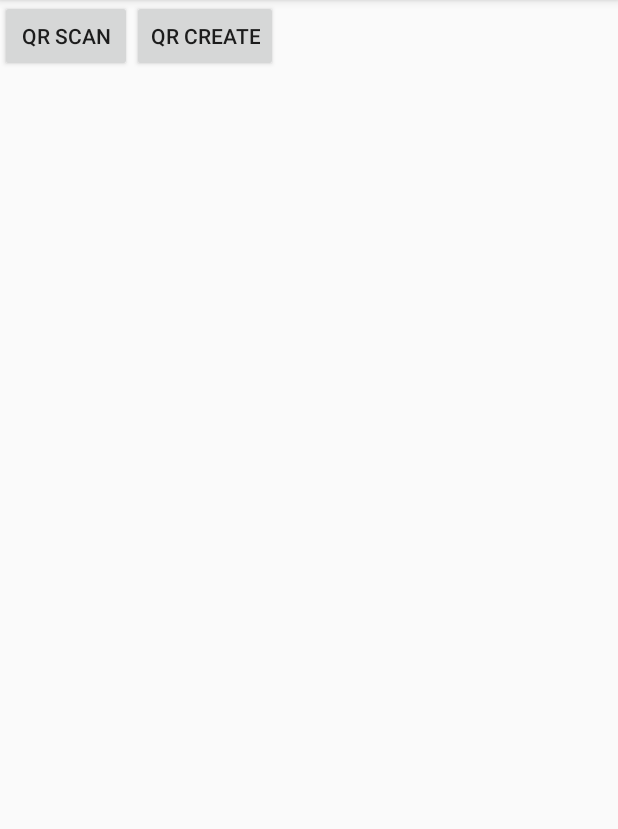
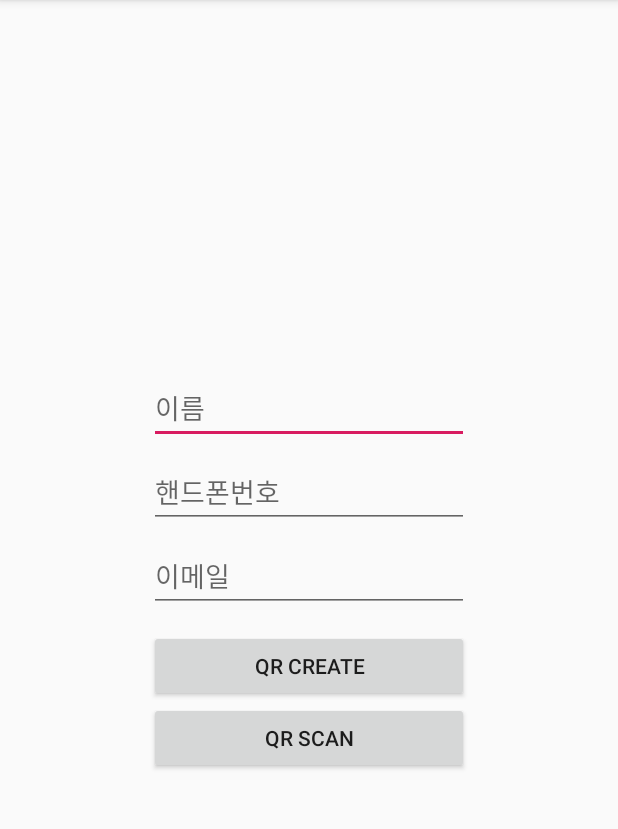
Before and after one commit to won-dragon/demo-qrcode, an Android app: the screen it shows after launch (MainActivity), on a phone screen of 412 x 824 dp, the part 84-913 px from its top. Run offline under Robolectric (Android 15) with nearby library versions, the phone set to English and light mode, and no system bars.

Commit message:
1차 demo 완성

```diff
--- a/app/src/main/java/com/example/myapplication/CreateQR.java
+++ b/app/src/main/java/com/example/myapplication/CreateQR.java
@@ -1,18 +1,15 @@
 package com.example.myapplication;
 
+import android.content.Intent;
 import android.graphics.Bitmap;
-import android.util.Log;
 import android.widget.ImageView;
-import android.widget.Toast;
 import androidx.appcompat.app.AppCompatActivity;
 import android.os.Bundle;
-import com.example.myapplication.service.RestService;
 import com.google.zxing.BarcodeFormat;
 import com.google.zxing.MultiFormatWriter;
 import com.google.zxing.common.BitMatrix;
 import com.journeyapps.barcodescanner.BarcodeEncoder;
-import org.json.JSONException;
-import org.json.JSONObject;
+
 
 public class CreateQR extends AppCompatActivity {
 
@@ -25,7 +22,14 @@ public class CreateQR extends AppCompatActivity {
         setContentView(R.layout.activity_create_qr);
 
         iv = (ImageView)findViewById(R.id.qrcode);
-        text = "shiuser/010-1234-1234/shi-user@shi-ict.com";
+
+        Intent intent = getIntent(); /*데이터 수신*/
+
+        String userName = intent.getExtras().getString("userName");
+        String userHp = intent.getExtras().getString("userHp");
+        String userEmail = intent.getExtras().getString("userEmail");
+
+        text = userName + "/" + userHp + "/" + userEmail;
 
         MultiFormatWriter multiFormatWriter = new MultiFormatWriter();
         try{
@@ -34,18 +38,8 @@ public class CreateQR extends AppCompatActivity {
             Bitmap bitmap = barcodeEncoder.createBitmap(bitMatrix);
             iv.setImageBitmap(bitmap);
 
-            // Post Action
-            new Thread(new Runnable() {
-                @Override
-                public void run() {
-                    execute(text);
-                }
-            }).start();
         }catch (Exception e){}
     }
 
-        private void execute(String text){
-            RestService restService = new RestService();
-            restService.postAction("/user-info/users",text);
-        }
+
 }
--- a/app/src/main/java/com/example/myapplication/MainActivity.java
+++ b/app/src/main/java/com/example/myapplication/MainActivity.java
@@ -3,12 +3,20 @@ package com.example.myapplication;
 import android.content.Intent;
 import android.view.View;
 import android.widget.Button;
+import android.widget.EditText;
 import androidx.appcompat.app.AppCompatActivity;
 import android.os.Bundle;
+
+import java.util.ArrayList;
+import java.util.List;
 
 public class MainActivity extends AppCompatActivity {
     private Button createQRButton;
     private Button scanQRButton;
+
+    private EditText userName;
+    private EditText userHp;
+    private EditText userEmail;
 
     @Override
     protected void onCreate(Bundle savedInstanceState) {
@@ -18,9 +26,16 @@ public class MainActivity extends AppCompatActivity {
         createQRButton = (Button) findViewById(R.id.createQR);
         scanQRButton = (Button) findViewById(R.id.scanQR);
 
+        userName = (EditText) findViewById(R.id.infoName);
+        userHp = (EditText) findViewById(R.id.infoHp);
+        userEmail = (EditText) findViewById(R.id.infoEmail);
+
         createQRButton.setOnClickListener(new View.OnClickListener(){
             public void onClick(View v){
                 Intent intent = new Intent(MainActivity.this, CreateQR.class);
+                intent.putExtra("userName",userName.getText().toString());
+                intent.putExtra("userHp",userHp.getText().toString());
+                intent.putExtra("userEmail",userEmail.getText().toString());
                 startActivity(intent);
             }
         });
--- a/app/src/main/java/com/example/myapplication/ScanQR.java
+++ b/app/src/main/java/com/example/myapplication/ScanQR.java
@@ -4,6 +4,7 @@ import android.content.Intent;
 import android.widget.Toast;
 import androidx.appcompat.app.AppCompatActivity;
 import android.os.Bundle;
+import com.example.myapplication.service.RestService;
 import com.google.zxing.integration.android.IntentIntegrator;
 import com.google.zxing.integration.android.IntentResult;
 
@@ -31,9 +32,22 @@ public class ScanQR extends AppCompatActivity {
             } else {
                 Toast.makeText(this, "Scanned: " + result.getContents(), Toast.LENGTH_LONG).show();
                 // todo
+                // Post Action
+                final String text = result.getContents();
+                new Thread(new Runnable() {
+                    @Override
+                    public void run() {
+                        execute(text);
+                    }
+                }).start();
+
             }
         } else {
             super.onActivityResult(requestCode, resultCode, data);
         }
     }
+        private void execute(String text){
+            RestService restService = new RestService();
+            restService.postAction("/user-info/users",text);
+        }
 }
--- a/app/src/main/res/layout/activity_main.xml
+++ b/app/src/main/res/layout/activity_main.xml
@@ -1,29 +1,70 @@
 <?xml version="1.0" encoding="utf-8"?>
-<androidx.constraintlayout.widget.ConstraintLayout
-        xmlns:android="http://schemas.android.com/apk/res/android"
+<androidx.constraintlayout.widget.ConstraintLayout xmlns:android="http://schemas.android.com/apk/res/android"
+                                                   xmlns:app="http://schemas.android.com/apk/res-auto"
                                                    xmlns:tools="http://schemas.android.com/tools"
-        xmlns:app="http://schemas.android.com/apk/res-auto"
                                                    android:layout_width="match_parent"
                                                    android:layout_height="match_parent"
                                                    tools:context=".MainActivity">
 
-    <LinearLayout
-            android:layout_width="194dp"
-            android:layout_height="54dp"
-            android:layout_centerVertical="true"
-            android:layout_centerHorizontal="true"
-            android:orientation="horizontal" tools:ignore="MissingConstraints">
+
+    <EditText
+            android:id="@+id/infoName"
+            android:layout_width="wrap_content"
+            android:layout_height="wrap_content"
+            android:layout_marginStart="8dp"
+            android:layout_marginTop="248dp"
+            android:layout_marginEnd="8dp"
+            android:ems="10"
+            android:hint="이름"
+            android:inputType="textPersonName"
+            app:layout_constraintEnd_toEndOf="parent"
+            app:layout_constraintStart_toStartOf="parent"
+            app:layout_constraintTop_toTopOf="parent"/>
+
+    <EditText
+            android:id="@+id/infoHp"
+            android:layout_width="wrap_content"
+            android:layout_height="wrap_content"
+            android:layout_marginStart="8dp"
+            android:layout_marginTop="8dp"
+            android:layout_marginEnd="8dp"
+            android:ems="10"
+            android:hint="핸드폰번호"
+            android:inputType="textPersonName"
+            app:layout_constraintEnd_toEndOf="parent"
+            app:layout_constraintStart_toStartOf="parent"
+            app:layout_constraintTop_toBottomOf="@+id/infoName" />
+    <EditText
+            android:id="@+id/infoEmail"
+            android:layout_width="wrap_content"
+            android:layout_height="wrap_content"
+            android:layout_marginStart="8dp"
+            android:layout_marginTop="8dp"
+            android:layout_marginEnd="8dp"
+            android:ems="10"
+            android:hint="이메일"
+            android:inputType="textPersonName"
+            app:layout_constraintEnd_toEndOf="parent"
+            app:layout_constraintStart_toStartOf="parent"
+            app:layout_constraintTop_toBottomOf="@+id/infoHp" />
 
     <Button
-                android:layout_width="wrap_content"
+            android:id="@+id/createQR"
+            android:layout_width="0dp"
+            android:layout_height="wrap_content"
+            android:layout_marginTop="12dp"
+            android:text="QR Create"
+            app:layout_constraintEnd_toEndOf="@+id/infoEmail"
+            app:layout_constraintHorizontal_bias="0.0"
+            app:layout_constraintStart_toStartOf="@+id/infoEmail"
+            app:layout_constraintTop_toBottomOf="@+id/infoEmail"/>
+    <Button
+            android:id="@+id/scanQR"
+            android:layout_width="0dp"
             android:layout_height="wrap_content"
             android:text="QR Scan"
-                android:id="@+id/scanQR"/>
-        <Button
-                android:layout_width="wrap_content"
-                android:layout_height="wrap_content"
-                android:text="QR Create"
-                android:id="@+id/createQR"/>
-    </LinearLayout>
-
+            app:layout_constraintEnd_toEndOf="@+id/createQR"
+            app:layout_constraintHorizontal_bias="0.0"
+            app:layout_constraintStart_toStartOf="@+id/createQR"
+            app:layout_constraintTop_toBottomOf="@+id/createQR"/>
 </androidx.constraintlayout.widget.ConstraintLayout>
```
Also changed, not shown: 1 other file. Lines whose indentation alone changed are shown as unchanged.
